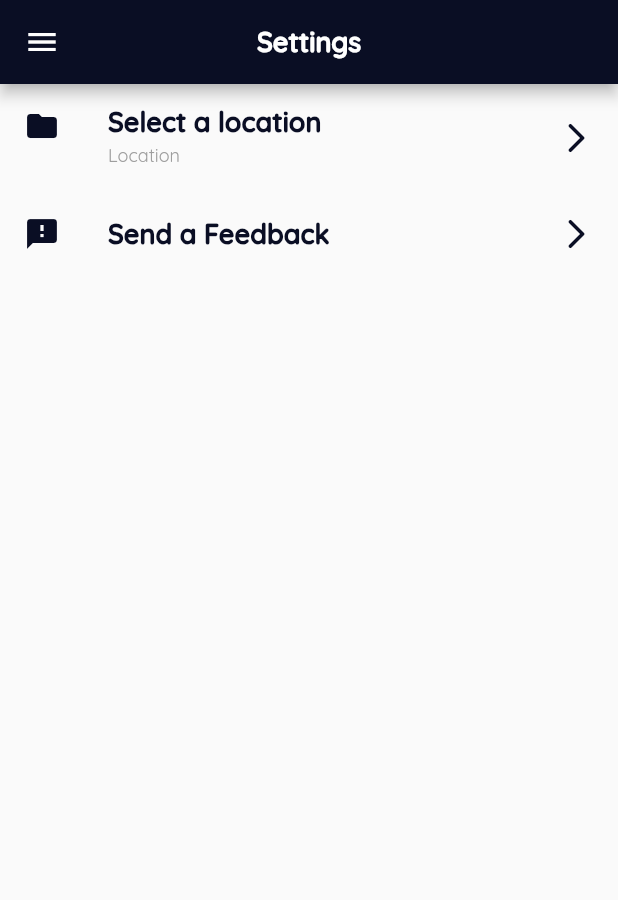
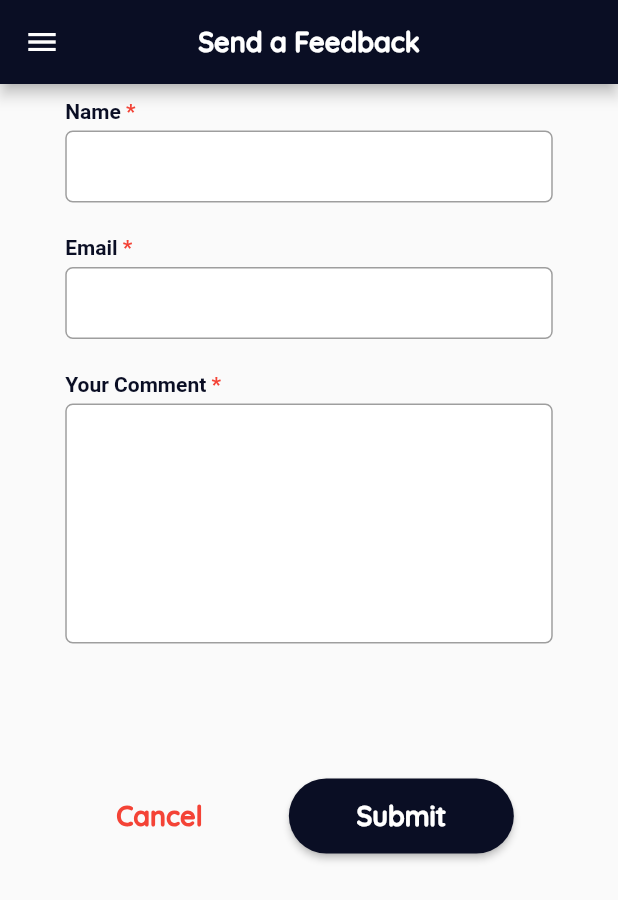
Before and after one commit to lansoyyy/fotoverse, a Flutter app: the SettingsPage screen opened directly, after a tap on "Send a Feedback", on a phone screen of 412 x 824 dp. Shown: the top 900 px of the screen. Run offline on Flutter 3.47's test engine with Material 2 defaults, Android fonts, the phone set to English and light mode, and no system bars; our stand-ins replace cloud_firestore, file_picker, firebase_auth, firebase_core, firebase_storage, fluttertoast and 6 more; missing offline and left inert: tflite, widgets_to_image; accounts and stored records are empty; Roboto replaces fonts that are missing (Bold); project files that could hold a hidden picture were left out.

Commit message:
added feedback page

```diff
--- a/lib/screens/pages/feedback_page.dart
+++ b/lib/screens/pages/feedback_page.dart
@@ -0,0 +1,114 @@
+import 'package:flutter/material.dart';
+import 'package:fotoverse/utils/colors.dart';
+import 'package:fotoverse/widgets/button_widget.dart';
+import 'package:fotoverse/widgets/drawer_widget.dart';
+import 'package:fotoverse/widgets/text_widget.dart';
+import 'package:fotoverse/widgets/textfield_widget.dart';
+import 'package:get_storage/get_storage.dart';
+import 'package:url_launcher/url_launcher_string.dart';
+
+import '../../widgets/toast_widget.dart';
+
+class FeedbackPage extends StatefulWidget {
+  const FeedbackPage({Key? key}) : super(key: key);
+
+  @override
+  State<FeedbackPage> createState() => _FeedbackPageState();
+}
+
+class _FeedbackPageState extends State<FeedbackPage> {
+  final box = GetStorage();
+
+  final nameController = TextEditingController();
+  final emailController = TextEditingController();
+  final commentController = TextEditingController();
+  @override
+  Widget build(BuildContext context) {
+    return Scaffold(
+      drawer: const DrawerWidget(),
+      appBar: AppBar(
+        backgroundColor: primary,
+        title: TextBold(
+            text: 'Send a Feedback', fontSize: 18, color: Colors.white),
+        centerTitle: true,
+      ),
+      body: Padding(
+        padding: const EdgeInsets.fromLTRB(20, 10, 20, 10),
+        child: SingleChildScrollView(
+          child: Column(
+            children: [
+              TextFieldWidget(
+                textcolor: primary,
+                label: 'Name',
+                controller: nameController,
+              ),
+              const SizedBox(
+                height: 10,
+              ),
+              TextFieldWidget(
+                textcolor: primary,
+                label: 'Email',
+                controller: emailController,
+              ),
+              const SizedBox(
+                height: 10,
+              ),
+              TextFieldWidget(
+                maxLine: 10,
+                height: 250,
+                textcolor: primary,
+                label: 'Your Comment',
+                controller: commentController,
+              ),
+              Row(
+                mainAxisAlignment: MainAxisAlignment.spaceEvenly,
+                children: [
+                  TextButton(
+                    onPressed: () {
+                      Navigator.pop(context);
+                    },
+                    child: TextBold(
+                      text: 'Cancel',
+                      fontSize: 18,
+                      color: Colors.red,
+                    ),
+                  ),
+                  ButtonWidget(
+                    radius: 100,
+                    width: 150,
+                    labelColor: Colors.white,
+                    label: 'Submit',
+                    onPressed: () async {
+                      final Uri emailLaunchUri = Uri(
+                        scheme: 'mailto',
+                        path: 'fotoverse123@gmail.com',
+                        queryParameters: {
+                          'subject': "Receipt",
+                          'body':
+                              "Name:${nameController.text}\nEmail:${emailController.text}\nFeedback:${commentController.text}\nDate: ${DateTime.now()}",
+                        },
+                      );
+
+                      if (await canLaunchUrlString(emailLaunchUri.toString())) {
+                        await launchUrlString(
+                            emailLaunchUri.toString().replaceAll('+', ' '));
+
+                        showToast('Feedback sent succesfully!');
+
+                        nameController.clear();
+                        emailController.clear();
+                        commentController.clear();
+                      } else {
+                        throw 'Could not launch email';
+                      }
+                    },
+                  ),
+                ],
+              ),
+            ],
+          ),
+        ),
+      ),
+    );
+  }
+}
--- a/lib/screens/pages/settings_page.dart
+++ b/lib/screens/pages/settings_page.dart
@@ -1,5 +1,6 @@
 import 'package:file_picker/file_picker.dart';
 import 'package:flutter/material.dart';
+import 'package:fotoverse/screens/pages/feedback_page.dart';
 import 'package:fotoverse/utils/colors.dart';
 import 'package:fotoverse/widgets/drawer_widget.dart';
 import 'package:fotoverse/widgets/text_widget.dart';
@@ -53,7 +54,10 @@ class _SettingsPageState extends State<SettingsPage> {
             ),
           ),
           ListTile(
-            onTap: () async {},
+            onTap: () {
+              Navigator.of(context).push(MaterialPageRoute(
+                  builder: (context) => const FeedbackPage()));
+            },
             leading: const Icon(
               Icons.feedback,
               color: primary,
--- a/lib/widgets/textfield_widget.dart
+++ b/lib/widgets/textfield_widget.dart
@@ -12,6 +12,7 @@ class TextFieldWidget extends StatefulWidget {
   final TextInputType? inputType;
   late bool? showEye;
   late Color? color;
+  late Color? textcolor;
   late Color? borderColor;
   late Color? hintColor;
   late double? radius;
@@ -34,6 +35,7 @@ class TextFieldWidget extends StatefulWidget {
     this.width = 325,
     this.height = 60,
     this.maxLine = 1,
+    this.textcolor = Colors.white,
     this.hintColor = Colors.white,
     this.borderColor = Colors.grey,
     this.showEye = false,
@@ -59,10 +61,10 @@ class _TextFieldWidgetState extends State<TextFieldWidget> {
             children: [
               TextSpan(
                 text: widget.label,
-                style: const TextStyle(
+                style: TextStyle(
                   fontSize: 14,
                   fontFamily: 'Bold',
-                  color: Colors.white,
+                  color: widget.textcolor,
                   fontWeight: FontWeight.bold,
                 ),
               ),
--- a/pubspec.yaml
+++ b/pubspec.yaml
@@ -50,6 +50,7 @@ dependencies:
   google_sign_in:
   image_cropper:
   file_picker: ^4.5.1
+  url_launcher:
 
 
 dev_dependencies:
```
Also changed, not shown: pubspec.lock, 6 other files.
